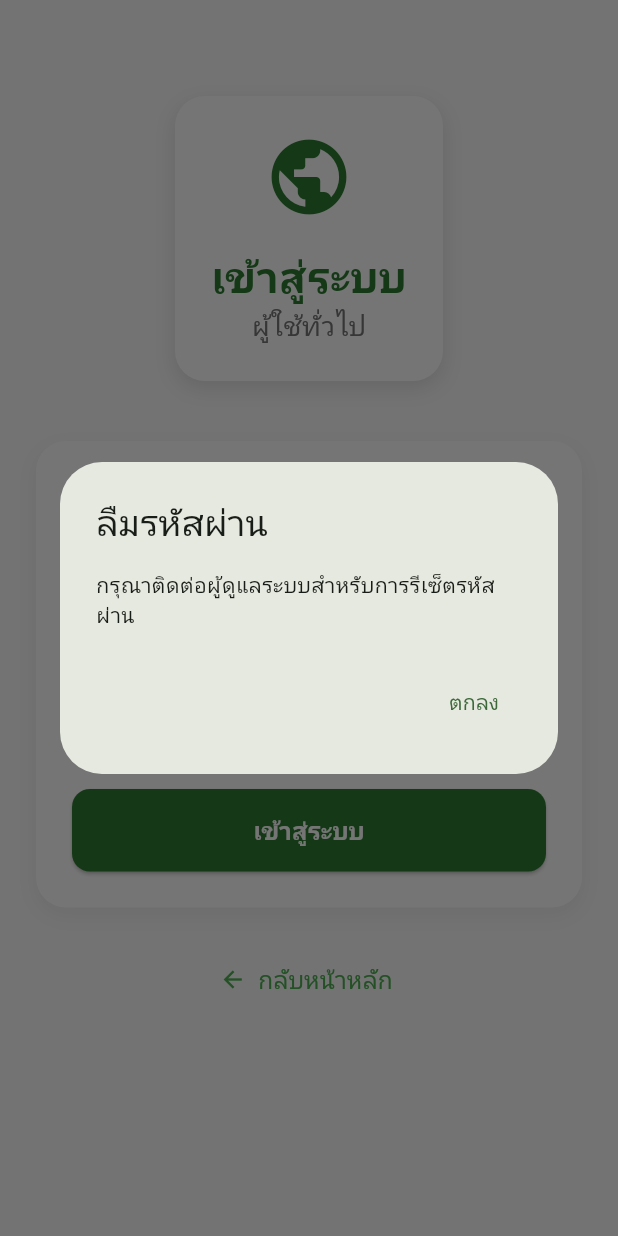
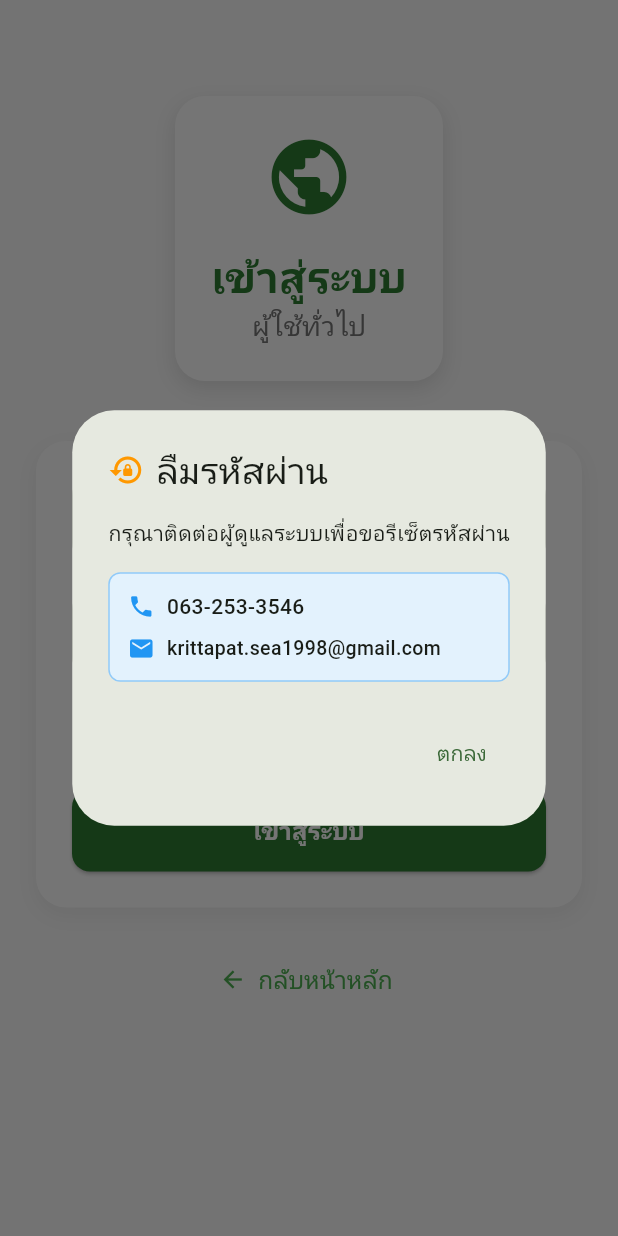
Before and after one commit to krittapat1998/eastern_mangrove_app, a Flutter app: the LoginScreen screen opened directly with empty values, after a tap on "ลืมรหัสผ่าน?", on a phone screen of 412 x 824 dp. Run offline on Flutter 3.47's test engine with Material 3 defaults, Android fonts, the light colour scheme and no system bars; our stand-ins replace flutter_map, geolocator, latlong2, shared_preferences; accounts and stored records are empty.

Commit message:
Contact Reset Password

```diff
--- a/eastern_mangrove_app/lib/screens/auth/login_screen.dart
+++ b/eastern_mangrove_app/lib/screens/auth/login_screen.dart
@@ -377,8 +377,57 @@ class _LoginScreenState extends State<LoginScreen> {
     showDialog(
       context: context,
       builder: (context) => AlertDialog(
-        title: const Text('ลืมรหัสผ่าน'),
-        content: const Text('กรุณาติดต่อผู้ดูแลระบบสำหรับการรีเซ็ตรหัสผ่าน'),
+        title: const Row(
+          children: [
+            Icon(Icons.lock_reset, color: Colors.orange),
+            SizedBox(width: 8),
+            Text('ลืมรหัสผ่าน'),
+          ],
+        ),
+        content: Column(
+          mainAxisSize: MainAxisSize.min,
+          crossAxisAlignment: CrossAxisAlignment.start,
+          children: [
+            const Text(
+              'กรุณาติดต่อผู้ดูแลระบบเพื่อขอรีเซ็ตรหัสผ่าน',
+              style: TextStyle(fontSize: 14),
+            ),
+            const SizedBox(height: 16),
+            Container(
+              padding: const EdgeInsets.all(12),
+              decoration: BoxDecoration(
+                color: Colors.blue.shade50,
+                borderRadius: BorderRadius.circular(8),
+                border: Border.all(color: Colors.blue.shade200),
+              ),
+              child: const Column(
+                children: [
+                  Row(
+                    children: [
+                      Icon(Icons.phone, size: 18, color: Colors.blue),
+                      SizedBox(width: 8),
+                      SelectableText(
+                        '063-253-3546',
+                        style: TextStyle(fontSize: 14, fontWeight: FontWeight.w500),
+                      ),
+                    ],
+                  ),
+                  SizedBox(height: 8),
+                  Row(
+                    children: [
+                      Icon(Icons.email, size: 18, color: Colors.blue),
+                      SizedBox(width: 8),
+                      SelectableText(
+                        'krittapat.sea1998@gmail.com',
+                        style: TextStyle(fontSize: 13, fontWeight: FontWeight.w500),
+                      ),
+                    ],
+                  ),
+                ],
+              ),
+            ),
+          ],
+        ),
         actions: [
           TextButton(
             onPressed: () => Navigator.pop(context),
```
